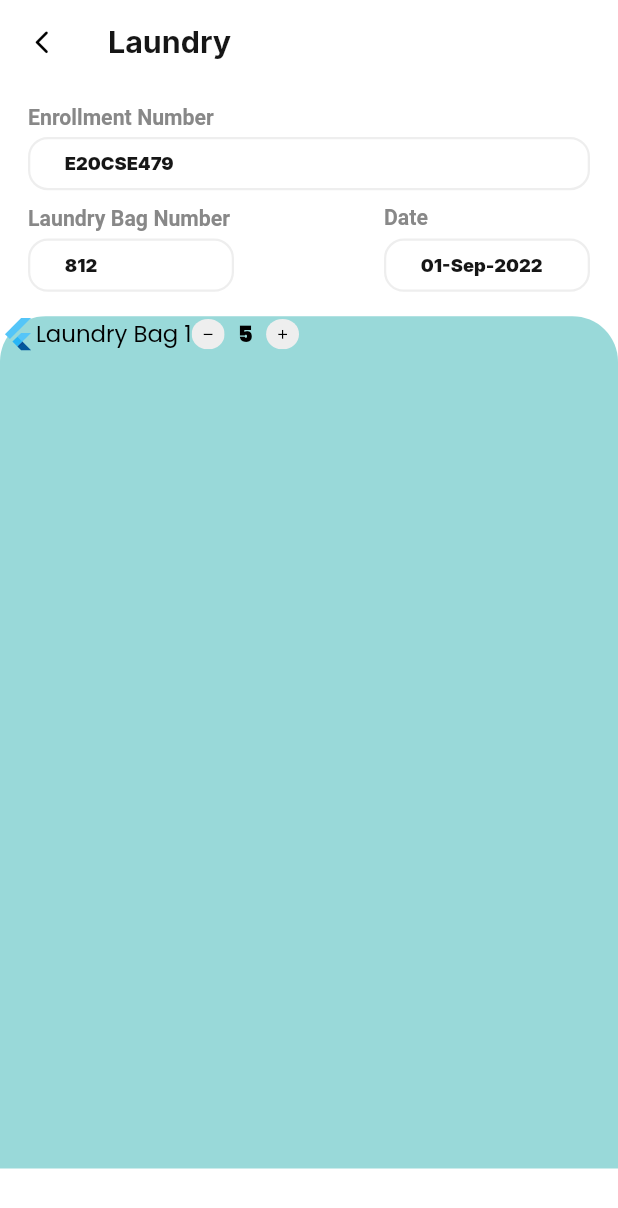
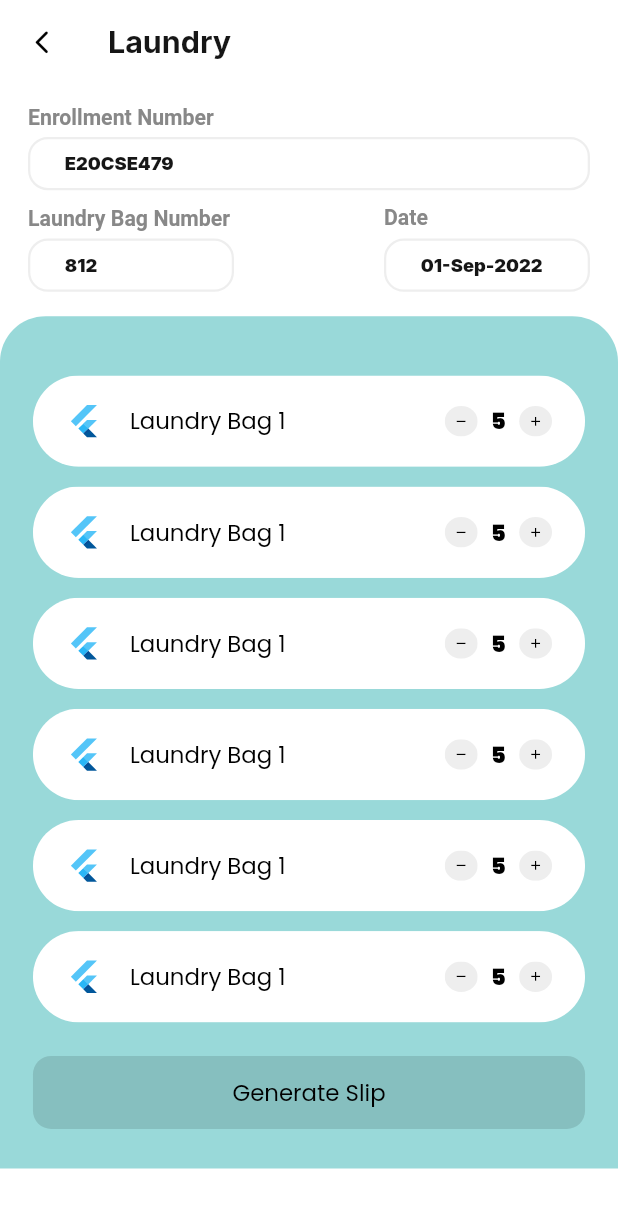
Before and after one commit to codewithjaspreet/College-Hub, a Flutter app: the screen it shows after launch, on a phone screen of 412 x 824 dp. Shown: the top 1208 px of the screen. Run offline on Flutter 3.47's test engine with Material 2 defaults, Android fonts, the light colour scheme and no system bars; our stand-ins replace carousel_slider, flutter_screenutil, get, google_fonts.

Commit message:
Laundry done except for button

```diff
--- a/lib/Screens/laundry.dart
+++ b/lib/Screens/laundry.dart
@@ -64,22 +64,74 @@ class Laundry extends StatelessWidget {
             Container(
               height: 560.h,
               child: Container(
+                padding: EdgeInsets.symmetric(vertical: 26.h,horizontal: 20.w),
                 decoration: BoxDecoration(
                     color: Theme.of(context).highlightColor,
                     borderRadius: BorderRadius.only(
                         topLeft: Radius.circular(30.r),
                         topRight: Radius.circular(30.r))),
-                child: Column(children: [
+                child: Column(children:  [
+                  LaundryList(),
+                  LaundryList(),
+                  LaundryList(),
+                  LaundryList(),
+                  LaundryList(),
+                  LaundryList(),
+                  Container(
+                     margin: EdgeInsets.only(top: 22.h),
+                    child: ElevatedButton(
+                      // style: ,
+                      onPressed: null, child: Container(
+                      height: 48.h,
+                      width: 314.w,
+
+                      alignment: Alignment.center,
+                      child: Text("Generate Slip",
+
+                      style: Theme.of(context).textTheme.bodyText1,
+                      ))),
+                  )
+                ]),
+              ),
+            )
+          ],
+        ));
+  }
+}
+
+class LaundryList extends StatelessWidget {
+  const LaundryList({
+    Key? key,
+  }) : super(key: key);
+
+  @override
+  Widget build(BuildContext context) {
+    return Container(
+      margin: EdgeInsets.only(top: 13.h),
+      child: ClipRRect(
+        borderRadius: BorderRadius.circular(30.r),
+        child: Container(
+
+          padding: EdgeInsets.symmetric(horizontal: 20.w),
+
+          color: Colors.white,
+          height: 60.h,
+          child: Row(
+            mainAxisAlignment: MainAxisAlignment.spaceBetween,
+            children: [
+
             Row(
               children: [
-
-                    FlutterLogo(),
+                const FlutterLogo(),
+                SizedBox(width: 17.w,),
                  Text(
                   "Laundry Bag 1",
                   style: Theme.of(context)
                       .textTheme
                       .bodyText1!
                       .apply(color: Colors.black),
+                ),
+              ],
             ),
              Row(
               children: [
@@ -117,12 +169,10 @@ class Laundry extends StatelessWidget {
               ],
             ),
             ],
-                  )
-                ]),
           ),
-            )
-          ],
-        ));
+        ),
+      ),
+    );
   }
 }
 
--- a/lib/theme.dart
+++ b/lib/theme.dart
@@ -70,11 +70,11 @@ class Themes {
         fontFamily: GoogleFonts.workSans().fontFamily,
         color: const Color(0xff22A8B9)
       ),
-      // button: TextStyle(
-      //   fontSize: 14.sp,
-      //   fontWeight: FontWeight.w500,
-      //   letterSpacing: 1.25,
-      // ),
+      button: TextStyle(
+        fontSize: 17.sp,
+        fontWeight: FontWeight.w700,
+        fontFamily: GoogleFonts.poppins().fontFamily,
+      ),
       caption: TextStyle(
         fontSize: 14.sp,
         fontWeight: FontWeight.w600,
@@ -98,13 +98,15 @@ class Themes {
     cardColor: const Color(0xffEEEEEE),
     elevatedButtonTheme: ElevatedButtonThemeData(
       style: ElevatedButton.styleFrom(
-          foregroundColor: const Color(0xff22A8B9),
+          backgroundColor: const Color(0xff22A8B9),
           maximumSize: Size(343.w, 55.h),
           shape: RoundedRectangleBorder(
             borderRadius: BorderRadius.circular(12.r),
           ),
           textStyle:
-              TextStyle(color: const Color(0xffffffff), fontSize: 17.sp)),
+              TextStyle(color: const Color(0xffffffff),
+              fontFamily: GoogleFonts.poppins().fontFamily,
+               fontSize: 17.sp)),
     ),
     bottomAppBarColor: Colors.deepPurple,
     buttonTheme: const ButtonThemeData(
```
Lines whose indentation alone changed are shown as unchanged.
